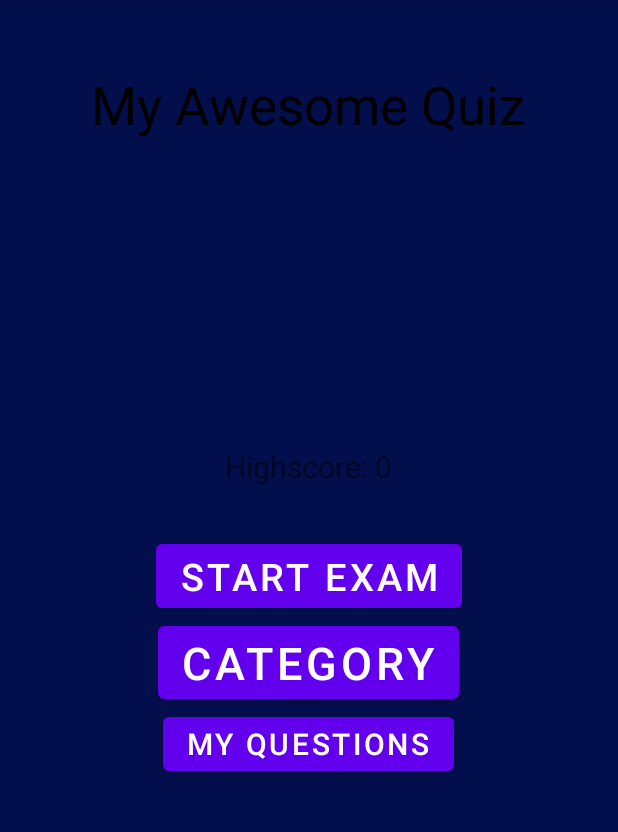
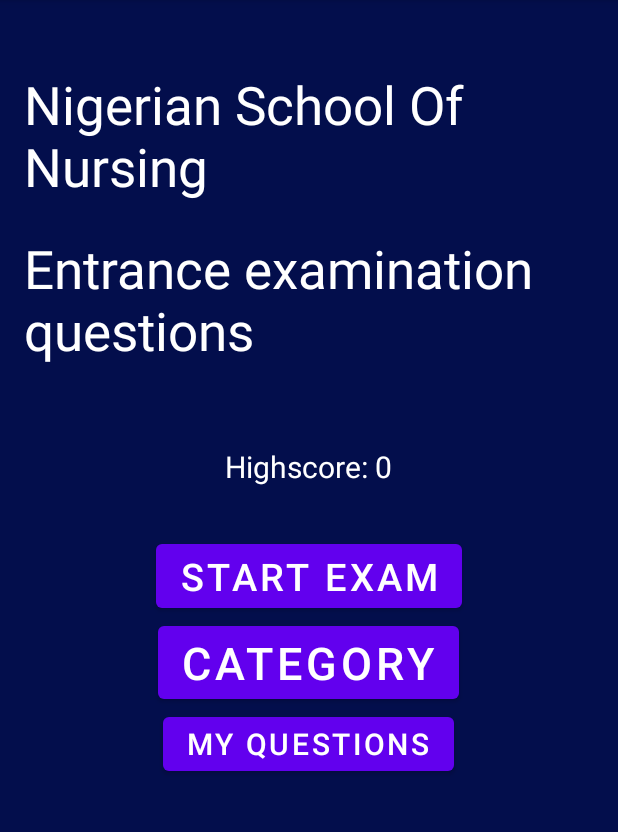
Before and after one commit to Tobang1/NSNEQ, an Android app: the screen it shows after launch (MainActivity), on a phone screen of 412 x 824 dp, the part 84-916 px from its top. Run offline under Robolectric (Android 15) with nearby library versions, the phone set to English and light mode, and no system bars.

```diff
--- a/app/src/main/res/layout/activity_exam.xml
+++ b/app/src/main/res/layout/activity_exam.xml
@@ -4,6 +4,7 @@
     xmlns:tools="http://schemas.android.com/tools"
     android:layout_width="match_parent"
     android:layout_height="match_parent"
+    android:background="@color/white"
     tools:context=".ExamActivity">
 
     <TextView
@@ -48,6 +49,7 @@
             android:id="@+id/radio_button1"
             android:layout_width="wrap_content"
             android:layout_height="wrap_content"
+            android:textColor="@color/black"
             android:text="Option 1" />
         <RadioButton
             android:id="@+id/radio_button2"
--- a/app/src/main/res/layout/activity_main.xml
+++ b/app/src/main/res/layout/activity_main.xml
@@ -12,9 +12,20 @@
         android:layout_height="wrap_content"
         android:layout_centerHorizontal="true"
         android:layout_marginTop="30dp"
-        android:text="My Awesome Quiz"
-        android:textColor="@android:color/black"
+        android:text="Nigerian School Of Nursing"
+        android:textColor="@color/white"
         android:textSize="35sp" />
+
+    <TextView
+        android:layout_width="wrap_content"
+        android:layout_height="wrap_content"
+        android:layout_above="@+id/text_view_highscore"
+        android:layout_marginTop="50dp"
+        android:layout_marginBottom="53dp"
+        android:text="Entrance examination questions"
+        android:textColor="@color/white"
+        android:textSize="35sp" />
+
     <TextView
         android:id="@+id/text_view_highscore"
         android:layout_width="wrap_content"
@@ -22,6 +33,7 @@
         android:layout_above="@id/button_start_exam"
         android:layout_centerHorizontal="true"
         android:layout_marginBottom="32dp"
+        android:textColor="@color/white"
         android:text="Highscore: 0"
         android:textSize="20sp" />
 
--- a/app/src/main/res/values/themes.xml
+++ b/app/src/main/res/values/themes.xml
@@ -8,7 +8,7 @@
         <!-- Secondary brand color. -->
         <item name="colorSecondary">@color/teal_200</item>
         <item name="colorSecondaryVariant">@color/teal_700</item>
-        <item name="colorOnSecondary">@color/black</item>
+        <item name="colorOnSecondary">@color/purple_700</item>
         <!-- Status bar color. -->
         <item name="android:statusBarColor" tools:targetApi="l">?attr/colorPrimaryVariant</item>
         <!-- Customize your theme here. -->
```
Also changed, not shown: app/src/main/java/com/borat/nsneq/ExamActivity.java (+79 -0 lines).
